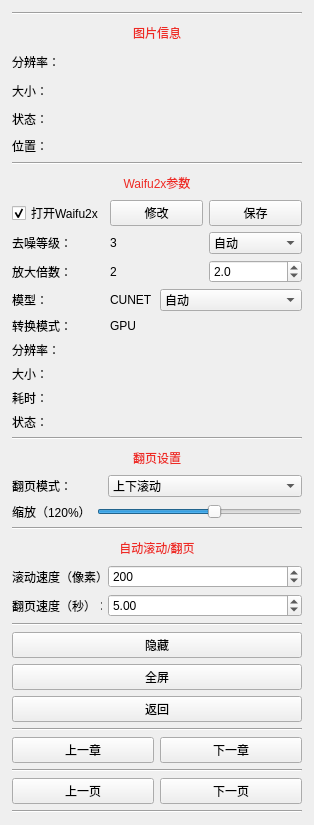
Above: ui/component/ui_read_tool.ui from tonquer/picacg-qt before the change. Below: the same form after it.
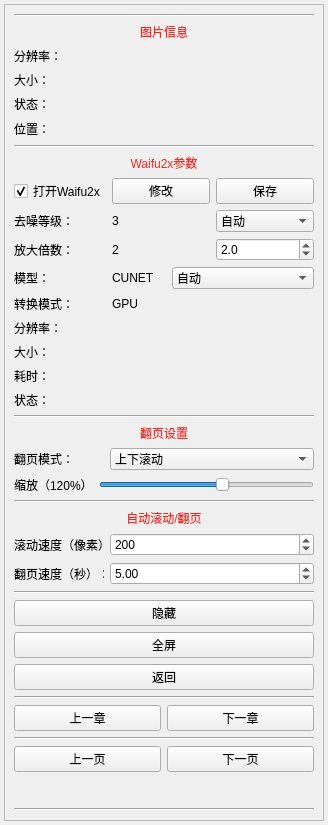
That is the form after the change. Custom widgets are drawn as their Qt base class.

```diff
--- a/ui/component/ui_read_tool.ui
+++ b/ui/component/ui_read_tool.ui
@@ -6,7 +6,7 @@
    <rect>
     <x>0</x>
     <y>0</y>
-    <width>314</width>
+    <width>328</width>
     <height>825</height>
    </rect>
   </property>
@@ -33,22 +33,20 @@
     <number>4</number>
    </property>
    <item row="0" column="0">
-    <layout class="QHBoxLayout" name="horizontalLayout_2">
-     <property name="spacing">
-      <number>6</number>
+    <widget class="SmoothScrollArea" name="scrollArea22">
+     <property name="widgetResizable">
+      <bool>true</bool>
      </property>
-     <property name="leftMargin">
-      <number>4</number>
-     </property>
-     <property name="topMargin">
-      <number>4</number>
-     </property>
-     <property name="rightMargin">
-      <number>4</number>
-     </property>
-     <property name="bottomMargin">
-      <number>4</number>
-     </property>
+     <widget class="QWidget" name="scrollAreaWidgetContents">
+      <property name="geometry">
+       <rect>
+        <x>0</x>
+        <y>0</y>
+        <width>318</width>
+        <height>815</height>
+       </rect>
+      </property>
+      <layout class="QVBoxLayout" name="verticalLayout_2">
      <item>
       <layout class="QVBoxLayout" name="verticalLayout">
        <property name="spacing">
@@ -58,16 +56,16 @@
         <enum>QLayout::SetDefaultConstraint</enum>
        </property>
        <property name="leftMargin">
-        <number>4</number>
+          <number>0</number>
        </property>
        <property name="topMargin">
-        <number>4</number>
+          <number>0</number>
        </property>
        <property name="rightMargin">
-        <number>4</number>
+          <number>0</number>
        </property>
        <property name="bottomMargin">
-        <number>4</number>
+          <number>0</number>
        </property>
        <item>
         <widget class="Line" name="line_6">
@@ -693,6 +691,19 @@
          </item>
         </layout>
        </item>
+         <item>
+          <spacer name="verticalSpacer">
+           <property name="orientation">
+            <enum>Qt::Vertical</enum>
+           </property>
+           <property name="sizeHint" stdset="0">
+            <size>
+             <width>20</width>
+             <height>40</height>
+            </size>
+           </property>
+          </spacer>
+         </item>
        <item>
         <widget class="Line" name="line_4">
          <property name="orientation">
@@ -703,9 +714,39 @@
       </layout>
      </item>
     </layout>
+     </widget>
+    </widget>
    </item>
   </layout>
  </widget>
+ <customwidgets>
+  <customwidget>
+   <class>SmoothScrollArea</class>
+   <extends>QScrollArea</extends>
+   <header location="global">component.scroll_area.smooth_scroll_area.h</header>
+   <container>1</container>
+  </customwidget>
+  <customwidget>
+   <class>WheelComboBox</class>
+   <extends>QComboBox</extends>
+   <header location="global">component.box.wheel_combo_box.h</header>
+  </customwidget>
+  <customwidget>
+   <class>WheelDoubleSpinBox</class>
+   <extends>QDoubleSpinBox</extends>
+   <header location="global">component.box.wheel_double_spin_box.h</header>
+  </customwidget>
+  <customwidget>
+   <class>WheelSpinBox</class>
+   <extends>QSpinBox</extends>
+   <header location="global">component.box.wheel_spin_box.h</header>
+  </customwidget>
+  <customwidget>
+   <class>WheelSlider</class>
+   <extends>QSlider</extends>
+   <header location="global">component.box.wheel_slider.h</header>
+  </customwidget>
+ </customwidgets>
  <resources/>
  <connections>
   <connection>
```
Left out of the diff: 16 changed lines with no effect on the pictures. Lines whose indentation alone changed are shown as unchanged.
